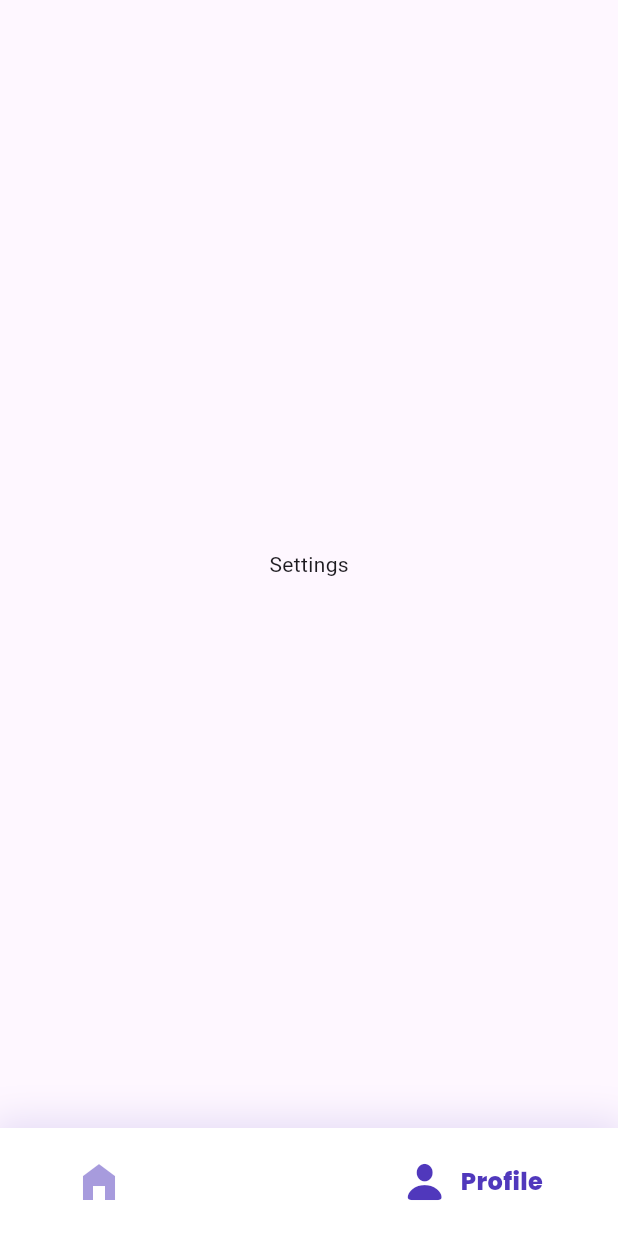
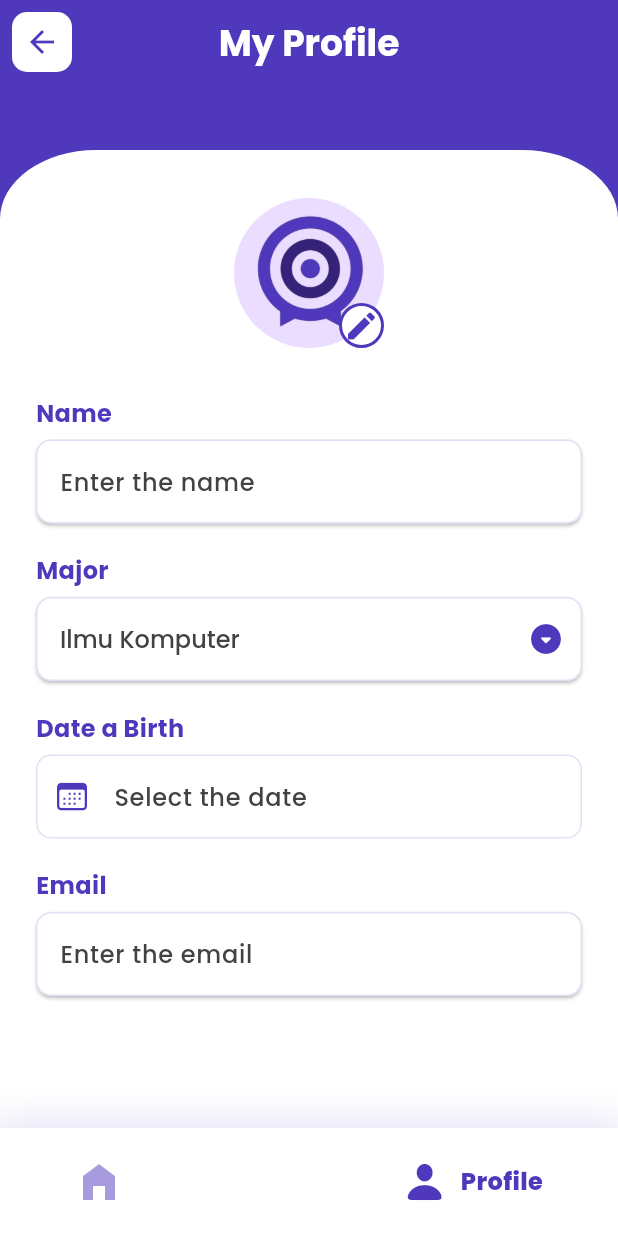
Before and after one commit to restuaar/taskify-ristek, a Flutter app: the screen it shows after launch, item 2 of the bottom bar chosen, on a phone screen of 412 x 824 dp. Run offline on Flutter 3.47's test engine with Material 3 defaults, Android fonts, the phone set to English and light mode, and no system bars; drawn by our look-alikes of google_nav_bar; our stand-ins replace google_fonts, hive_flutter, image_picker; accounts and stored records are empty.

Commit message:
feat: menambahkan profile page

```diff
--- a/lib/home.dart
+++ b/lib/home.dart
@@ -6,6 +6,7 @@ import 'package:google_nav_bar/google_nav_bar.dart';
 import 'package:provider/provider.dart';
 import 'package:taskify/screens/homepage.dart';
 import 'package:taskify/providers/page.dart';
+import 'package:taskify/screens/profile.dart';
 import 'package:taskify/utils/shared.dart';
 
 class Home extends StatefulWidget {
@@ -20,9 +21,7 @@ class _HomeState extends State<Home> {
 
   static final List<Widget> _pageOptions = <Widget>[
     HomePage(),
-    Center(
-      child: Text('Settings'),
-    ),
+    ProfilePage(),
   ];
 
   @override
--- a/lib/main.dart
+++ b/lib/main.dart
@@ -4,6 +4,7 @@ import 'package:flutter/material.dart';
 import 'package:hive_flutter/hive_flutter.dart';
 import 'package:provider/provider.dart';
 import 'package:taskify/home.dart';
+import 'package:taskify/models/user.dart';
 import 'package:taskify/providers/page.dart';
 import 'package:taskify/providers/task_provider.dart';
 
@@ -20,6 +21,7 @@ class MyApp extends StatelessWidget {
 
   @override
   Widget build(BuildContext context) {
+    user = null;
     return MultiProvider(
       providers: [
         ChangeNotifierProvider(create: (context) => PageProvider()),
--- /dev/null
+++ b/lib/models/user.dart
@@ -0,0 +1,19 @@
+
+import 'dart:typed_data';
+
+late User? user;
+
+class User {
+  String name;
+  String major;
+  String dateBirth;
+  String email;
+  Uint8List? image;
+
+  User({
+    required this.name,
+    required this.major,
+    required this.dateBirth,
+    required this.email,
+  });
+}
--- /dev/null
+++ b/lib/screens/profile.dart
@@ -0,0 +1,231 @@
+// ignore_for_file: prefer_const_constructors, prefer_const_literals_to_create_immutables
+
+import 'package:flutter/cupertino.dart';
+import 'package:flutter/material.dart';
+import 'package:intl/intl.dart';
+import 'package:taskify/models/user.dart';
+import 'package:taskify/utils/shared.dart';
+import 'package:taskify/widgets/labeltext.dart';
+import 'package:taskify/widgets/photoprofile.dart';
+import 'package:taskify/widgets/todolistbar.dart';
+
+class ProfilePage extends StatefulWidget {
+  const ProfilePage({super.key});
+
+  @override
+  State<ProfilePage> createState() => _ProfilePageState();
+}
+
+class _ProfilePageState extends State<ProfilePage> {
+  TextEditingController dateInput = TextEditingController();
+
+  @override
+  Widget build(BuildContext context) {
+    return SafeArea(
+      child: Scaffold(
+        backgroundColor: primaryColour,
+        appBar: AppBarToDoList.buildAppBar(context, "My Profile"),
+        body: SingleChildScrollView(
+          child: Column(
+            children: [
+              Container(
+                width: double.infinity,
+                height: mediaQueryHeight(context) - 100,
+                decoration: BoxDecoration(
+                  borderRadius: const BorderRadius.only(
+                    topLeft: Radius.elliptical(64, 46),
+                    topRight: Radius.elliptical(64, 46),
+                  ),
+                  color: backgroundColour,
+                ),
+                child: Padding(
+                  padding: const EdgeInsets.only(top: 32, left: 24, right: 24),
+                  child: Column(
+                    crossAxisAlignment: CrossAxisAlignment.start,
+                    children: [
+                      Row(
+                        mainAxisAlignment: MainAxisAlignment.center,
+                        children: [
+                          Spacer(),
+                          PhotoProfile(),
+                          Spacer(),
+                        ],
+                      ),
+                      SizedBox(
+                        height: 32,
+                      ),
+                      LabelText(title: "Name"),
+                      Material(
+                        elevation: 1,
+                        borderRadius: BorderRadius.circular(10),
+                        child: TextField(
+                          decoration: inputDecoration(
+                            hintText: (user != null) && (user!.name != "")
+                                ? user!.name
+                                : "Enter the name",
+                            profile: true,
+                          ),
+                          style: defaultText.copyWith(
+                            fontSize: 16,
+                            fontWeight: FontWeight.w500,
+                            color: Colors.grey.shade800,
+                          ),
+                          onChanged: (value) {
+                            setState(
+                              () {
+                                if (user != null) {
+                                  user!.name = value;
+                                } else {
+                                  user = User(
+                                    name: value,
+                                    major: "Ilmu Komputer",
+                                    dateBirth: "Jan-1-2000",
+                                    email: "",
+                                  );
+                                }
+                              },
+                            );
+                          },
+                        ),
+                      ),
+                      SizedBox(
+                        height: 20,
+                      ),
+                      LabelText(title: "Major"),
+                      Material(
+                        elevation: 1,
+                        borderRadius: BorderRadius.circular(10),
+                        child: DropdownButtonFormField(
+                          dropdownColor: backgroundColour,
+                          value: (user != null) ? user!.major : "Ilmu Komputer",
+                          items: const [
+                            DropdownMenuItem(
+                              value: "Ilmu Komputer",
+                              child: Text("Ilmu Komputer"),
+                            ),
+                            DropdownMenuItem(
+                              value: "Sistem Informasi",
+                              child: Text("Sistem Informasi"),
+                            ),
+                          ],
+                          onChanged: (value) {
+                            if (user != null) {
+                              user!.major = value!;
+                            } else {
+                              user = User(
+                                name: "",
+                                major: value!,
+                                dateBirth: "Jan-1-2000",
+                                email: "",
+                              );
+                            }
+                          },
+                          icon: Icon(
+                            Icons.arrow_drop_down_circle_rounded,
+                            color: primaryColour,
+                          ),
+                          decoration:
+                              inputDecoration(labelText: "", profile: true),
+                          style: defaultText.copyWith(
+                            fontSize: 16,
+                            fontWeight: FontWeight.w500,
+                            color: Colors.grey.shade800,
+                          ),
+                        ),
+                      ),
+                      SizedBox(
+                        height: 20,
+                      ),
+                      LabelText(title: "Date a Birth"),
+                      TextField(
+                        controller: dateInput,
+                        decoration: inputDecoration(
+                          prefixIcon: CupertinoIcons.calendar,
+                          hintText: user != null
+                              ? user!.dateBirth
+                              : "Select the date",
+                          profile: true,
+                        ),
+                        style: defaultText.copyWith(
+                          fontSize: 16,
+                          fontWeight: FontWeight.w500,
+                          color: Colors.grey.shade800,
+                        ),
+                        readOnly: true,
+                        onTap: () async {
+                          DateTime? pickedDate = await showDatePicker(
+                            context: context,
+                            initialDate: DateTime.now(),
+                            firstDate: DateTime(2000),
+                            lastDate: DateTime(2100),
+                            initialEntryMode: DatePickerEntryMode.calendar,
+                            builder: (BuildContext context, child) {
+                              return themeData(context, child);
+                            },
+                          );
+
+                          if (pickedDate != null) {
+                            String formattedDate =
+                                DateFormat('MMM-d-y').format(pickedDate);
+                            setState(() {
+                              if (user != null) {
+                                user!.dateBirth = formattedDate;
+                              } else {
+                                user = User(
+                                  name: "",
+                                  major: "Ilmu Komputer",
+                                  dateBirth: formattedDate,
+                                  email: "",
+                                );
+                              }
+                              dateInput.text = formattedDate;
+                            });
+                          }
+                        },
+                      ),
+                      SizedBox(
+                        height: 20,
+                      ),
+                      LabelText(title: "Email"),
+                      Material(
+                        elevation: 1,
+                        borderRadius: BorderRadius.circular(10),
+                        child: TextField(
+                          decoration: inputDecoration(
+                            hintText: (user != null) && (user!.email != "")
+                                ? user!.email
+                                : "Enter the email",
+                            profile: true,
+                          ),
+                          style: defaultText.copyWith(
+                            fontSize: 16,
+                            fontWeight: FontWeight.w500,
+                            color: Colors.grey.shade800,
+                          ),
+                          onChanged: (value) {
+                            setState(() {
+                              if (user != null) {
+                                user!.email = value;
+                              } else {
+                                user = User(
+                                  name: "",
+                                  major: "Ilmu Komputer",
+                                  dateBirth: "",
+                                  email: value,
+                                );
+                              }
+                            });
+                          },
+                        ),
+                      ),
+                    ],
+                  ),
+                ),
+              ),
+            ],
+          ),
+        ),
+      ),
+    );
+  }
+}
--- a/lib/utils/shared.dart
+++ b/lib/utils/shared.dart
@@ -14,21 +14,11 @@ Color primaryColour = const Color(0xFF5038BC);
 Color ghostColour = const Color(0xFF5038BC).withOpacity(0.16);
 Color blackColour = const Color(0xFF000000);
 
-// Gradient gradient = const LinearGradient(
-//   colors: [
-//     Color(0xffe9cf25),
-//     Color(0xffdda90e),
-//     Color(0xffbe7521),
-//     Color(0xff995507)
-//   ],
-//   begin: Alignment.centerLeft,
-//   end: Alignment.centerRight,
-// );
-
 TextStyle defaultText = GoogleFonts.poppins(
     fontSize: 16, color: blackColour, fontWeight: FontWeight.w500);
 
-InputDecoration inputDecoration({hintText, labelText, prefixIcon}) {
+InputDecoration inputDecoration(
+    {hintText, labelText, prefixIcon, bool profile = false}) {
   return InputDecoration(
     filled: true,
     fillColor: backgroundColour,
@@ -45,10 +35,15 @@ InputDecoration inputDecoration({hintText, labelText, prefixIcon}) {
       borderSide: const BorderSide(color: Colors.red, width: 2),
     ),
     hintText: hintText,
-    hintStyle: defaultText.copyWith(
-      color: Colors.grey.shade400,
-      fontWeight: FontWeight.w400,
-    ),
+    hintStyle: profile
+        ? defaultText.copyWith(
+            color: Colors.grey.shade800,
+            fontWeight: FontWeight.w500,
+          )
+        : defaultText.copyWith(
+            color: Colors.grey.shade400,
+            fontWeight: FontWeight.w400,
+          ),
     focusColor: primaryColour,
     prefixIcon: prefixIcon != null
         ? Icon(
--- /dev/null
+++ b/lib/widgets/photoprofile.dart
@@ -0,0 +1,80 @@
+import 'dart:typed_data';
+
+import 'package:flutter/material.dart';
+import 'package:image_picker/image_picker.dart';
+import 'package:taskify/models/user.dart';
+import 'package:taskify/utils/imagepicker.dart';
+import 'package:taskify/utils/shared.dart';
+
+class PhotoProfile extends StatefulWidget {
+  const PhotoProfile({
+    super.key,
+  });
+
+  @override
+  State<PhotoProfile> createState() => _PhotoProfileState();
+}
+
+class _PhotoProfileState extends State<PhotoProfile> {
+  void selectImage() async {
+    Uint8List? image = await PickImage(ImageSource.gallery);
+
+    if (user == null && image != null) {
+      user = User(name: "", major: "Ilmu Komputer", dateBirth: "", email: "");
+      setState(() {
+        user!.image = image;
+      });
+    } else {
+      if (image != null) {
+        setState(() {
+          user!.image = image;
+        });
+      }
+    }
+  }
+
+  @override
+  Widget build(BuildContext context) {
+    return SizedBox(
+      width: 100,
+      height: 100,
+      child: Stack(
+        children: [
+          if (user != null && user!.image != null)
+            CircleAvatar(
+              radius: 50,
+              backgroundImage: MemoryImage(user!.image!),
+            )
+          else
+            const CircleAvatar(
+              radius: 50,
+              backgroundImage: AssetImage("assets/images/logo.png"),
+            ),
+          Positioned(
+            bottom: 0,
+            right: 0,
+            child: Container(
+              width: 30,
+              height: 30,
+              decoration: BoxDecoration(
+                color: backgroundColour,
+                shape: BoxShape.circle,
+                border: Border.all(
+                  color: primaryColour,
+                  width: 2,
+                ),
+              ),
+              child: GestureDetector(
+                onTap: selectImage,
+                child: Icon(
+                  Icons.edit,
+                  color: primaryColour,
+                ),
+              ),
+            ),
+          ),
+        ],
+      ),
+    );
+  }
+}
--- a/lib/widgets/todolistbar.dart
+++ b/lib/widgets/todolistbar.dart
@@ -1,4 +1,6 @@
 import 'package:flutter/material.dart';
+import 'package:provider/provider.dart';
+import 'package:taskify/providers/page.dart';
 import 'package:taskify/utils/shared.dart';
 
 class AppBarToDoList {
@@ -24,8 +26,14 @@ class AppBarToDoList {
               color: backgroundColour,
               borderRadius: BorderRadius.circular(10),
             ),
-            child: IconButton(
+            child: Consumer<PageProvider>(
+              builder: (context, taskProvider, child) => IconButton(
                 onPressed: () {
+                  if (title == "My Profile") {
+                    taskProvider.setPage(0);
+                    return;
+                  }
+
                   Navigator.pop(context);
                 },
                 icon: Icon(
@@ -36,6 +44,7 @@ class AppBarToDoList {
             ),
           ),
         ),
+      ),
     );
   }
 }
--- a/pubspec.yaml
+++ b/pubspec.yaml
@@ -40,6 +40,7 @@ dependencies:
   google_fonts: ^6.1.0
   google_nav_bar: ^5.0.6
   intl: ^0.19.0
+  image_picker: ^1.0.7
 
 dev_dependencies:
   flutter_test:
```
Also changed, not shown: lib/screens/add_task.dart (+18 -8 lines), lib/screens/edit_task.dart (+19 -9 lines), lib/utils/imagepicker.dart (added, +12 -0 lines), lib/widgets/appbar.dart (+35 -10 lines), pubspec.lock. Lines whose indentation alone changed are shown as unchanged.
